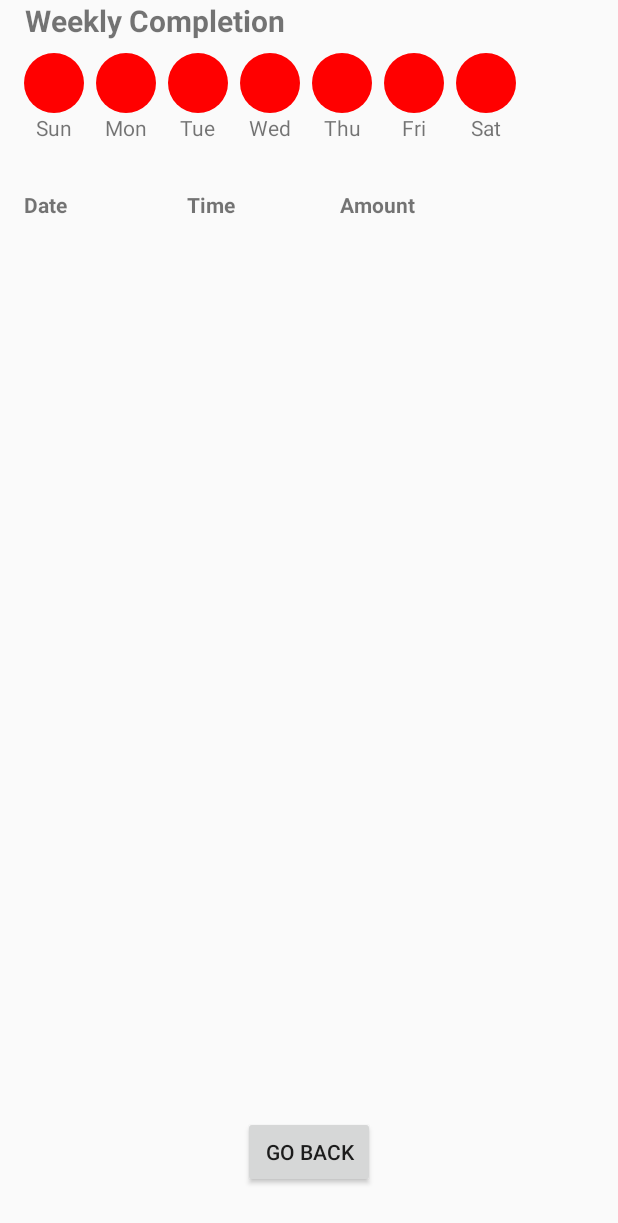
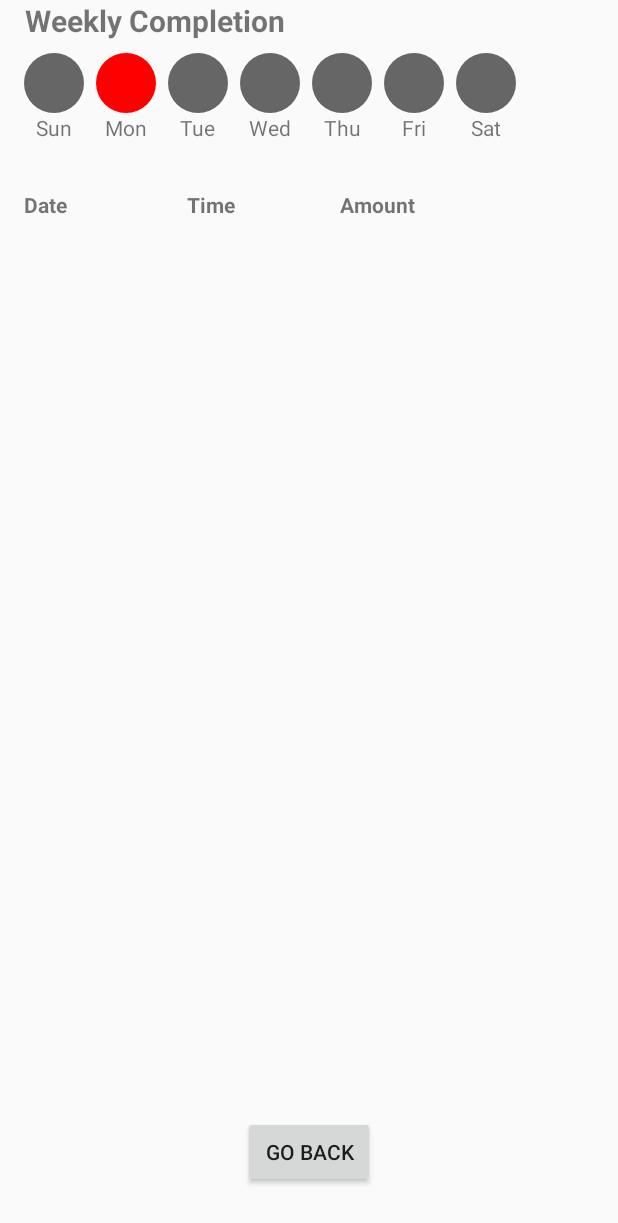
Before and after one commit to emmandibble/HiDr8, an Android app: the layout activity_weekly_report.xml on its own in the app's theme, with its tools: preview values and no code run, on a phone screen of 412 x 824 dp. Shown: the top 1223 px of the screen. Run offline under Robolectric (Android 15) with nearby library versions, the phone set to English and light mode, and no system bars.

Commit message:
Add separate drawable circles for each day

```diff
--- a/app/src/main/java/com/example/hidr8/MainActivity.java
+++ b/app/src/main/java/com/example/hidr8/MainActivity.java
@@ -18,7 +18,6 @@ import android.graphics.Color;
 import android.graphics.drawable.Drawable;
 import android.os.AsyncTask;
 import android.os.Bundle;
-import android.util.Log;
 import android.view.View;
 import android.widget.AdapterView;
 import android.widget.ArrayAdapter;
@@ -31,10 +30,8 @@ import android.widget.TextView;
 import org.json.JSONObject;
 
 import java.io.BufferedReader;
-import java.io.IOException;
 import java.io.InputStreamReader;
 import java.net.HttpURLConnection;
-import java.net.MalformedURLException;
 import java.net.URL;
 import java.sql.Time;
 import java.util.Date;
@@ -111,7 +108,7 @@ public class MainActivity extends AppCompatActivity{
 
         //this code can be used to change the color of a drawable for the update to the circles that represent
         //the days of the week a separate drawable will need to be updated for each day of the week
-        Drawable unwrappedDrawable = AppCompatResources.getDrawable(this, R.drawable.circle);
+        Drawable unwrappedDrawable = AppCompatResources.getDrawable(this, R.drawable.monday);
         Drawable wrappedDrawable = DrawableCompat.wrap(unwrappedDrawable);
         DrawableCompat.setTint(wrappedDrawable, Color.RED);
 
@@ -179,6 +176,9 @@ public class MainActivity extends AppCompatActivity{
         weeklyReportButton.setOnClickListener(new View.OnClickListener() {
             @Override
             public void onClick(View view) {
+                //codes to update the circles to the right colors based on the database goes here
+                DatabaseHelper db = new DatabaseHelper(MainActivity.this);
+
                 Intent intent = new Intent(MainActivity.this, WeeklyReport.class);
                 startActivity(intent);
             }
--- /dev/null
+++ b/app/src/main/res/drawable-v24/saturday.xml
@@ -0,0 +1,12 @@
+<?xml version="1.0" encoding="utf-8"?>
+<shape
+    xmlns:android="http://schemas.android.com/apk/res/android"
+    android:shape="oval">
+
+    <solid
+        android:color="#666666"/>
+
+    <size
+        android:width="40dp"
+        android:height="40dp"/>
+</shape>
--- /dev/null
+++ b/app/src/main/res/drawable-v24/sunday.xml
@@ -0,0 +1,12 @@
+<?xml version="1.0" encoding="utf-8"?>
+<shape
+    xmlns:android="http://schemas.android.com/apk/res/android"
+    android:shape="oval">
+
+    <solid
+        android:color="#666666"/>
+
+    <size
+        android:width="40dp"
+        android:height="40dp"/>
+</shape>
--- /dev/null
+++ b/app/src/main/res/drawable-v24/thursday.xml
@@ -0,0 +1,12 @@
+<?xml version="1.0" encoding="utf-8"?>
+<shape
+    xmlns:android="http://schemas.android.com/apk/res/android"
+    android:shape="oval">
+
+    <solid
+        android:color="#666666"/>
+
+    <size
+        android:width="40dp"
+        android:height="40dp"/>
+</shape>
--- /dev/null
+++ b/app/src/main/res/drawable-v24/tuesday.xml
@@ -0,0 +1,12 @@
+<?xml version="1.0" encoding="utf-8"?>
+<shape
+    xmlns:android="http://schemas.android.com/apk/res/android"
+    android:shape="oval">
+
+    <solid
+        android:color="#666666"/>
+
+    <size
+        android:width="40dp"
+        android:height="40dp"/>
+</shape>
--- /dev/null
+++ b/app/src/main/res/drawable-v24/wednesday.xml
@@ -0,0 +1,12 @@
+<?xml version="1.0" encoding="utf-8"?>
+<shape
+    xmlns:android="http://schemas.android.com/apk/res/android"
+    android:shape="oval">
+
+    <solid
+        android:color="#666666"/>
+
+    <size
+        android:width="40dp"
+        android:height="40dp"/>
+</shape>
--- /dev/null
+++ b/app/src/main/res/drawable/monday.xml
@@ -0,0 +1,12 @@
+<?xml version="1.0" encoding="utf-8"?>
+<shape
+    xmlns:android="http://schemas.android.com/apk/res/android"
+    android:shape="oval">
+
+    <solid
+        android:color="#666666"/>
+
+    <size
+        android:width="40dp"
+        android:height="40dp"/>
+</shape>
--- a/app/src/main/res/layout/activity_weekly_report.xml
+++ b/app/src/main/res/layout/activity_weekly_report.xml
@@ -27,7 +27,7 @@
         android:foregroundTint="#00E20000"
         app:layout_constraintStart_toStartOf="parent"
         app:layout_constraintTop_toBottomOf="@+id/weekly_completion"
-        app:srcCompat="@drawable/circle" />
+        app:srcCompat="@drawable/sunday" />
 
     <ImageView
         android:id="@+id/saturday_circle"
@@ -37,7 +37,7 @@
         android:layout_marginTop="8dp"
         app:layout_constraintStart_toEndOf="@+id/friday_circle"
         app:layout_constraintTop_toBottomOf="@+id/weekly_completion"
-        app:srcCompat="@drawable/circle" />
+        app:srcCompat="@drawable/saturday" />
 
     <ImageView
         android:id="@+id/friday_circle"
@@ -47,7 +47,7 @@
         android:layout_marginTop="8dp"
         app:layout_constraintStart_toEndOf="@+id/thursday_circle"
         app:layout_constraintTop_toBottomOf="@+id/weekly_completion"
-        app:srcCompat="@drawable/circle" />
+        app:srcCompat="@drawable/friday" />
 
     <ImageView
         android:id="@+id/thursday_circle"
@@ -57,7 +57,7 @@
         android:layout_marginTop="8dp"
         app:layout_constraintStart_toEndOf="@+id/wednesday_circle"
         app:layout_constraintTop_toBottomOf="@+id/weekly_completion"
-        app:srcCompat="@drawable/circle" />
+        app:srcCompat="@drawable/thursday" />
 
     <ImageView
         android:id="@+id/wednesday_circle"
@@ -67,7 +67,7 @@
         android:layout_marginTop="8dp"
         app:layout_constraintStart_toEndOf="@+id/tuesday_circle"
         app:layout_constraintTop_toBottomOf="@+id/weekly_completion"
-        app:srcCompat="@drawable/circle" />
+        app:srcCompat="@drawable/wednesday" />
 
     <ImageView
         android:id="@+id/tuesday_circle"
@@ -77,7 +77,7 @@
         android:layout_marginTop="8dp"
         app:layout_constraintStart_toEndOf="@+id/monday_circle"
         app:layout_constraintTop_toBottomOf="@+id/weekly_completion"
-        app:srcCompat="@drawable/circle" />
+        app:srcCompat="@drawable/tuesday" />
 
     <ImageView
         android:id="@+id/monday_circle"
@@ -87,7 +87,7 @@
         android:layout_marginTop="8dp"
         app:layout_constraintStart_toEndOf="@+id/sunday_circle"
         app:layout_constraintTop_toBottomOf="@+id/weekly_completion"
-        app:srcCompat="@drawable/circle" />
+        app:srcCompat="@drawable/monday" />
 
     <TextView
         android:id="@+id/sunday_text"
```
Also changed, not shown: app/src/main/res/drawable-v24/friday.xml (renamed from app/src/main/res/drawable/circle.xml).
